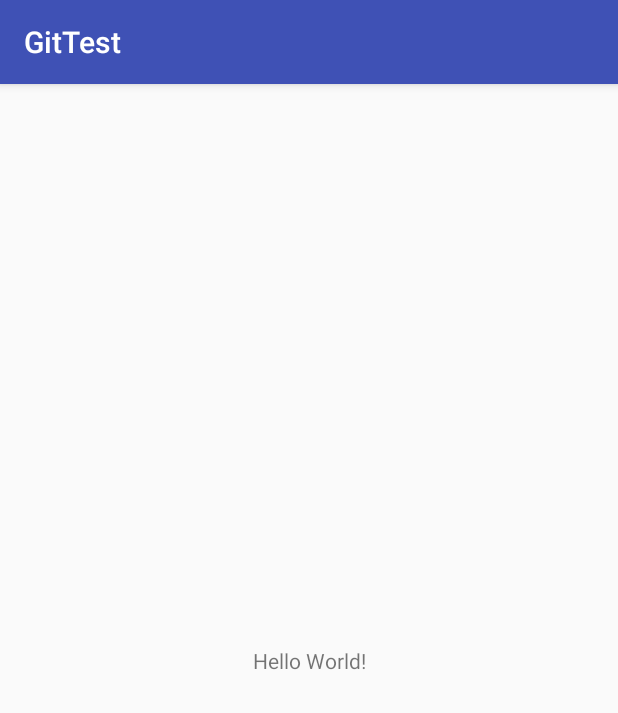
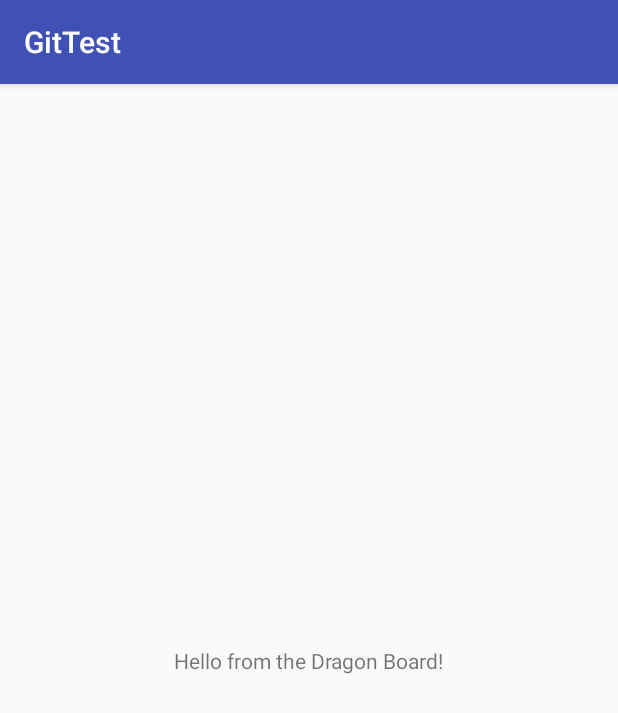
Before and after one commit to leo701007/GitExample, an Android app: the screen it shows after launch (GitExampleActivity), on a phone screen of 412 x 824 dp. Shown: the top 713 px of the screen. Run offline under Robolectric (Android 15) with nearby library versions, the phone set to English and light mode, and no system bars.

Commit message:
change hello world to hello from dragon board

```diff
--- a/app/src/main/res/layout/activity_git_example.xml
+++ b/app/src/main/res/layout/activity_git_example.xml
@@ -9,7 +9,7 @@
     <TextView
         android:layout_width="wrap_content"
         android:layout_height="wrap_content"
-        android:text="Hello World!"
+        android:text="Hello from the Dragon Board!"
         app:layout_constraintBottom_toBottomOf="parent"
         app:layout_constraintLeft_toLeftOf="parent"
         app:layout_constraintRight_toRightOf="parent"
```
